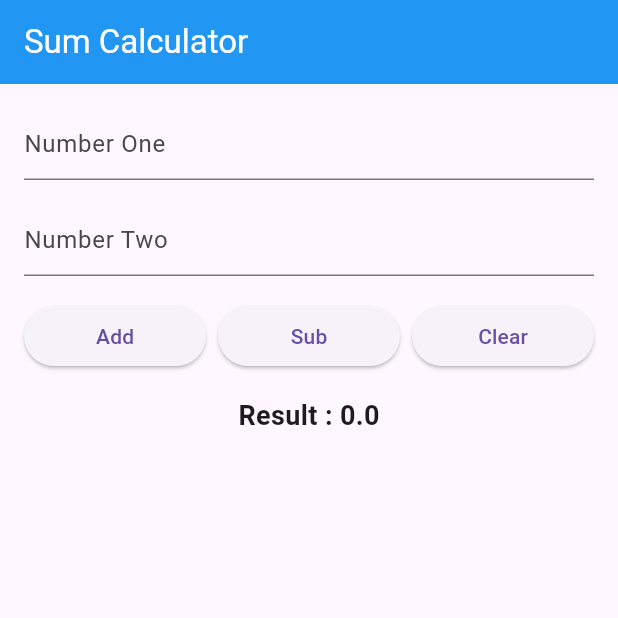
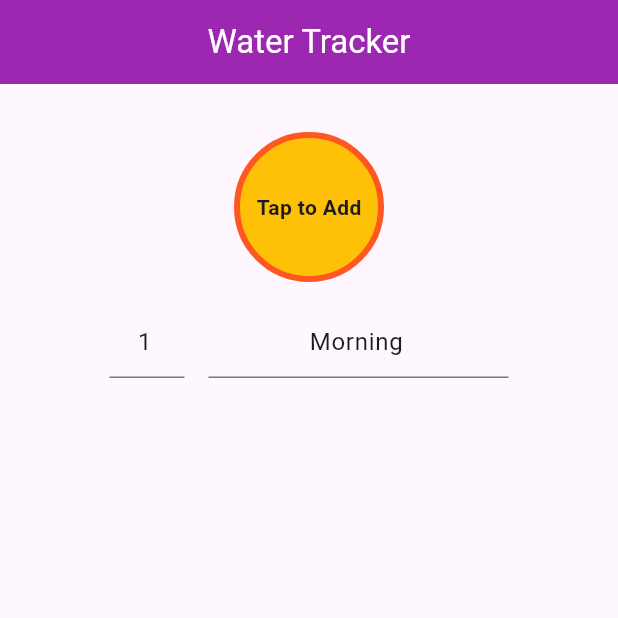
Before and after one commit to RafatMeraz/ostad_flutter_batch_five, a Flutter app: the screen it shows after launch, on a phone screen of 412 x 824 dp, the top half of it. Run offline on Flutter 3.47's test engine with Material 3 defaults, Android fonts, the phone set to English and light mode, and no system bars.

Commit message:
water tracker application added

```diff
--- a/live_class_project/lib/home_screen.dart
+++ b/live_class_project/lib/home_screen.dart
@@ -1,4 +1,6 @@
 import 'package:flutter/material.dart';
+import 'package:live_class_project/water_consume.dart';
+import 'package:intl/intl.dart';
 
 class HomeScreen extends StatefulWidget {
   const HomeScreen({super.key});
@@ -8,142 +10,124 @@ class HomeScreen extends StatefulWidget {
 }
 
 class _HomeScreenState extends State<HomeScreen> {
-  final TextEditingController _numberOneTEController = TextEditingController();
-  final TextEditingController _numberTwoTEController = TextEditingController();
-
-  final GlobalKey<FormState> _formKey = GlobalKey<FormState>();
-
-  double _result = 0;
+  List<WaterConsume> waterConsumeList = [];
+  final TextEditingController _noOfGlassesTEController =
+      TextEditingController(text: '1');
+  final TextEditingController _noteTEController =
+      TextEditingController(text: 'Morning');
 
   @override
   Widget build(BuildContext context) {
     return Scaffold(
       appBar: AppBar(
-        backgroundColor: Colors.blue,
+        backgroundColor: Colors.purple,
         title: const Text(
-          'Sum Calculator',
+          'Water Tracker',
           style: TextStyle(
             color: Colors.white,
           ),
         ),
+        centerTitle: true,
       ),
-      body: Padding(
-        padding: const EdgeInsets.all(16.0),
-        child: Form(
-          key: _formKey,
+      body: SingleChildScrollView(
+        child: Column(
+          crossAxisAlignment: CrossAxisAlignment.center,
+          children: [
+            Padding(
+              padding: const EdgeInsets.all(32.0),
               child: Column(
                 children: [
-              TextFormField(
-                controller: _numberOneTEController,
-                keyboardType: TextInputType.number,
-                decoration: const InputDecoration(hintText: 'Number One'),
-                validator: (String? value) {
-                  String v = value ?? '';
-                  if (v.isEmpty) {
-                    return 'Enter number one'; // invalid
+                  InkWell(
+                    borderRadius: BorderRadius.circular(100),
+                    onTap: () {
+                      if (_noOfGlassesTEController.text.trim().isEmpty) {
+                        _noOfGlassesTEController.text = '1';
                       }
-                  return null; //  valid
+                      final noOfGlasses = _noOfGlassesTEController.text.trim();
+                      int value = int.tryParse(noOfGlasses) ?? 1;
+                      // waterConsumeList.add(WaterConsume(
+                      //     value, DateTime.now(), _noteTEController.text));
+                      waterConsumeList.insert(
+                          0,
+                          WaterConsume(
+                              value, DateTime.now(), _noteTEController.text));
+                      setState(() {});
                     },
+                    child: Container(
+                      height: 100,
+                      width: 100,
+                      alignment: Alignment.center,
+                      decoration: BoxDecoration(
+                          color: Colors.amber,
+                          border: Border.all(
+                            color: Colors.deepOrange,
+                            width: 4,
                           ),
-              const SizedBox(
-                height: 16,
+                          borderRadius: BorderRadius.circular(100)),
+                      child: const Text(
+                        'Tap to Add',
+                        style: TextStyle(
+                            // color: Colors.white,
+                            fontWeight: FontWeight.w600),
                       ),
-              TextFormField(
-                keyboardType: TextInputType.number,
-                controller: _numberTwoTEController,
-                decoration: const InputDecoration(hintText: 'Number Two'),
-                validator: (String? value) {
-                  String v = value ?? '';
-                  if (v.isEmpty) {
-                    return 'Enter number two';
-                  }
-                  return null;
-                },
+                    ),
                   ),
                   const SizedBox(
                     height: 16,
                   ),
                   Row(
+                    mainAxisAlignment: MainAxisAlignment.center,
                     children: [
-                  Expanded(
-                    child: ElevatedButton(
-                      onPressed: () {
-                        if (_formKey.currentState!.validate()) {
-                          double numOne = double.tryParse(
-                                  _numberOneTEController.text.trim()) ??
-                              0;
-                          double numTwo = double.tryParse(
-                                  _numberTwoTEController.text.trim()) ??
-                              0;
-                          double result = add(numOne, numTwo);
-                          _result = result;
-                          setState(() {});
-                        }
-                      },
-                      child: const Text('Add'),
+                      SizedBox(
+                        width: 50,
+                        child: TextField(
+                          controller: _noOfGlassesTEController,
+                          keyboardType: TextInputType.number,
+                          textAlign: TextAlign.center,
                         ),
                       ),
                       const SizedBox(
-                    width: 8,
+                        width: 16,
                       ),
-                  Expanded(
-                    child: ElevatedButton(
-                      onPressed: () {
-                        if (_formKey.currentState!.validate()) {
-                          double numOne = double.tryParse(
-                                  _numberOneTEController.text.trim()) ??
-                              0;
-                          double numTwo = double.tryParse(
-                                  _numberTwoTEController.text.trim()) ??
-                              0;
-                          double result = subs(numOne, numTwo);
-                          _result = result;
-                          setState(() {});
-                        }
-                      },
-                      child: const Text('Sub'),
-                    ),
-                  ),
-                  const SizedBox(
-                    width: 8,
-                  ),
-                  Expanded(
-                    child: ElevatedButton(
-                      onPressed: clear,
-                      child: const Text('Clear'),
+                      SizedBox(
+                        width: 200,
+                        child: TextField(
+                          controller: _noteTEController,
+                          keyboardType: TextInputType.text,
+                          textAlign: TextAlign.center,
                         ),
                       ),
                     ],
                   ),
-              const SizedBox(
-                height: 16,
-              ),
-              Text(
-                'Result : $_result',
-                style: const TextStyle(
-                  fontSize: 18,
-                  fontWeight: FontWeight.w600,
-                ),
-              )
                 ],
               ),
+            ),
+            ListView.builder(
+                itemCount: waterConsumeList.length,
+                shrinkWrap: true,
+                primary: false,
+                // reverse: true,
+                itemBuilder: (context, index) {
+                  return ListTile(
+                    leading: CircleAvatar(
+                      child: Text(waterConsumeList[index].noOfGlass.toString()),
+                    ),
+                    title: Text(waterConsumeList[index].note),
+                    subtitle: Text(
+                        DateFormat.yMEd().add_jms().format(waterConsumeList[index].time),
+                    ),
+                    trailing: IconButton(
+                      icon: const Icon(Icons.delete_outline),
+                      onPressed: () {
+                        waterConsumeList.removeAt(index);
+                        setState(() {});
+                      },
+                    ),
+                  );
+                })
+          ],
         ),
       ),
     );
   }
-
-  void clear() {
-    _numberOneTEController.clear();
-    _numberTwoTEController.clear();
-    _result = 0;
-    setState(() {});
 }
-
-  double add(double numOne, double numTwo) {
-    return numOne + numTwo;
-  }
-
-  double subs(double numOne, double numTwo) {
-    return numOne - numTwo;
-  }
-}
--- a/live_class_project/lib/main.dart
+++ b/live_class_project/lib/main.dart
@@ -1,21 +1,22 @@
 /*
-1. Input two number
-2. Input should be numbers only
-3. Add button, Subs Button
-4. Clear button
-5. Result should be shown in text
+1. Round tap button what adds a new glass
+2. list of consume glass
+3. consume- no of glass and time
+4. show list
  */
+
+// TODO : Replace list with stack
 
 import 'package:flutter/material.dart';
 import 'package:live_class_project/home_screen.dart'; // Package import
 // import 'home_screen.dart'; // path import
 
 void main() {
-  runApp(const SumApp());
+  runApp(const WaterTrackerApp());
 }
 
-class SumApp extends StatelessWidget {
-  const SumApp({super.key});
+class WaterTrackerApp extends StatelessWidget {
+  const WaterTrackerApp({super.key});
 
   @override
   Widget build(BuildContext context) {
--- /dev/null
+++ b/live_class_project/lib/water_consume.dart
@@ -0,0 +1,7 @@
+class WaterConsume {
+  final int noOfGlass;
+  final String note;
+  final DateTime time;
+
+  WaterConsume(this.noOfGlass, this.time, this.note);
+}
--- a/live_class_project/pubspec.yaml
+++ b/live_class_project/pubspec.yaml
@@ -35,7 +35,7 @@ dependencies:
   # The following adds the Cupertino Icons font to your application.
   # Use with the CupertinoIcons class for iOS style icons.
   cupertino_icons: ^1.0.2
-  device_preview: ^1.1.0
+  intl: ^0.19.0
 
 dev_dependencies:
   flutter_test:
```
Also changed, not shown: live_class_project/pubspec.lock, 1 other file. Lines whose indentation alone changed are shown as unchanged.
